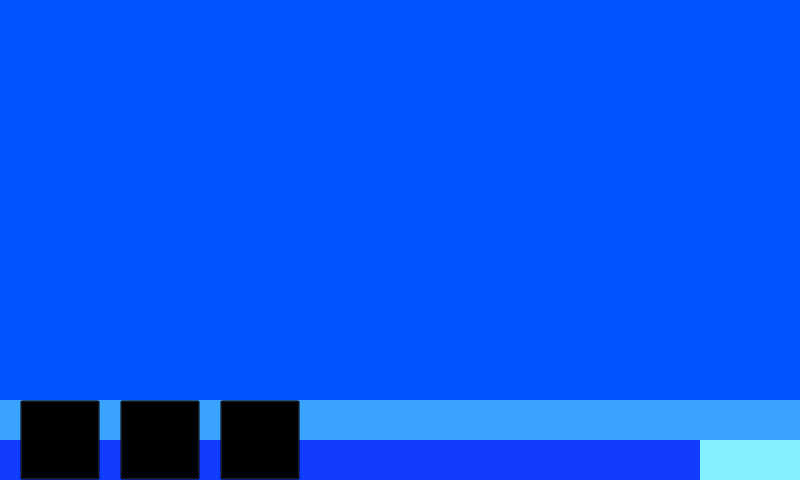
ives560/InverterController, file invertercontroller.ui: the form before one commit.
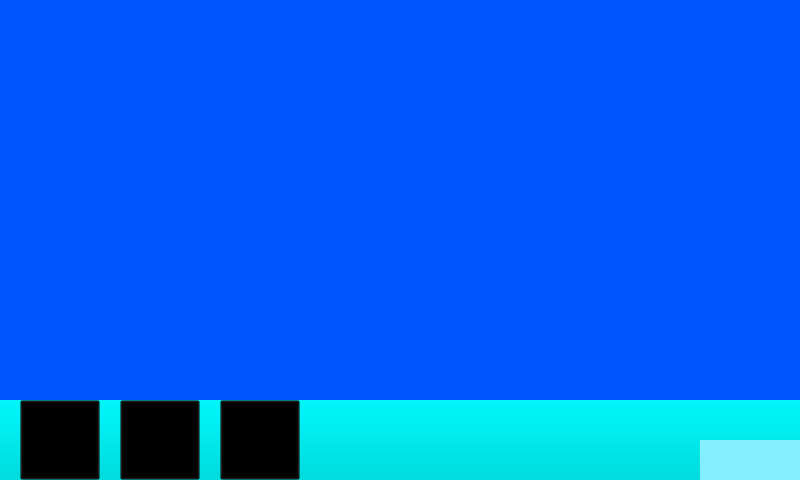
The form after the commit. Icons and pictures are not drawn. Custom widgets are drawn as their Qt base class.

Diff of the .ui file:
```diff
--- a/invertercontroller.ui
+++ b/invertercontroller.ui
@@ -41,7 +41,7 @@
     </font>
    </property>
    <property name="styleSheet">
-    <string notr="true">QWidget#widget{background: qlineargradient(spread:pad, x1:0, y1:0, x2:0, y2:1, stop:0 rgba(58, 163, 255, 255), stop:0.495 rgba(58, 163, 255, 255), stop:0.505 rgba(17, 60, 255, 255), stop:1 rgba(17, 60, 255, 255));}</string>
+    <string notr="true">QWidget#widget{background-color: qlineargradient(x1: 0, y1: 0, x2: 0, y2: 1,stop: 0 #00f7fa, stop: 1 #00dbde);}</string>
    </property>
    <widget class="QToolButton" name="tBtn_main">
     <property name="geometry">
```
